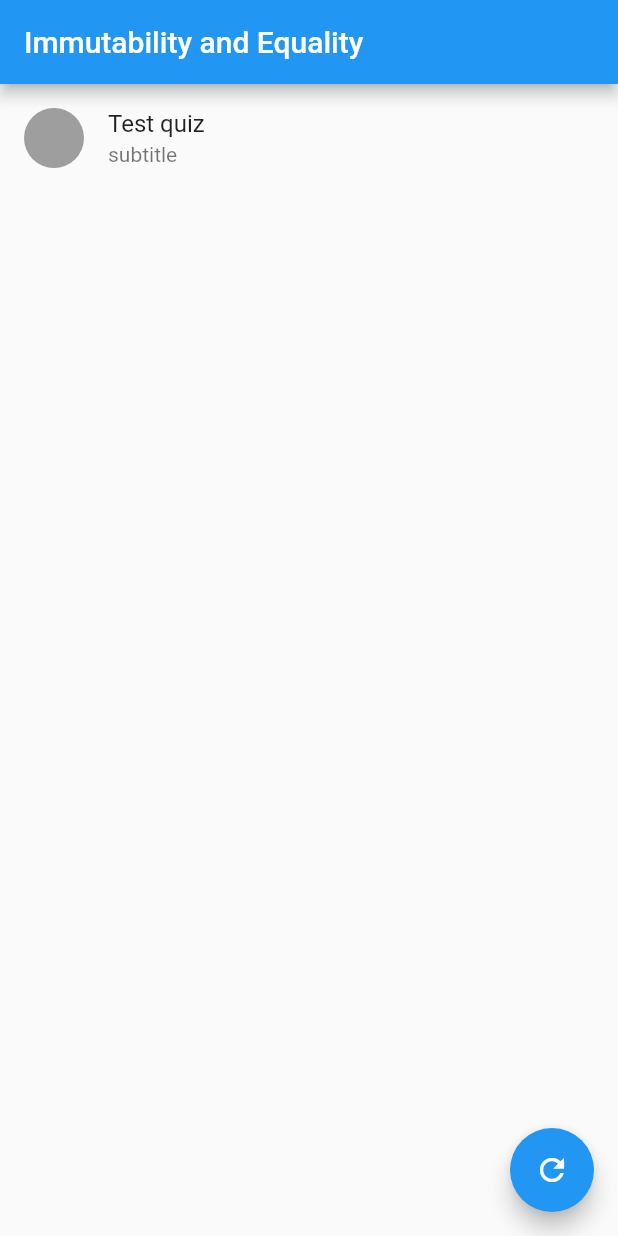
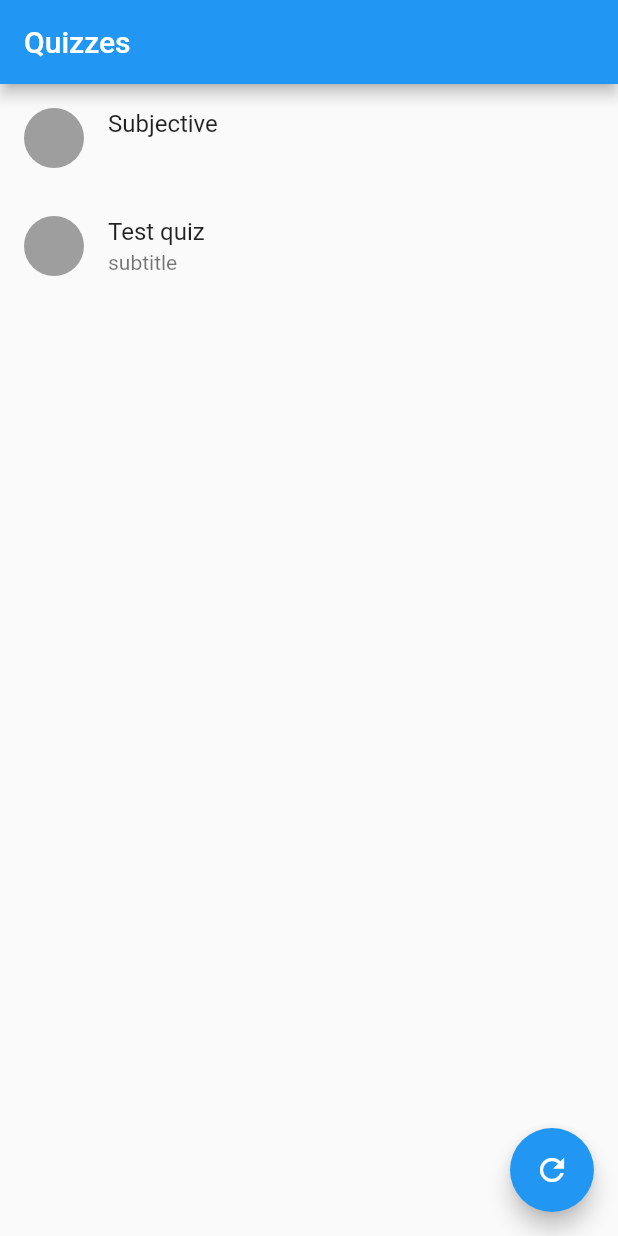
Before and after one commit to subeg7/Freezed-Cubit-DI, a Flutter app: the screen it shows after launch, on a phone screen of 412 x 824 dp. Run offline on Flutter 3.47's test engine with Material 2 defaults, Android fonts, the phone set to English and light mode, and no system bars; our stand-ins replace freezed_annotation; generated files the repository leaves out were written again.

Commit message:
Create Quiz Screen to show list

```diff
--- a/lib/core/models/quiz.dart
+++ b/lib/core/models/quiz.dart
@@ -4,16 +4,14 @@ part 'quiz.freezed.dart';
 
 @freezed
 abstract class Quiz with _$Quiz {
-  const factory Quiz({
-    /// This is the name of the product.
-    ///
-    /// It's required must not be null.
+  const factory Quiz.subjective({
     @required String title,
+    @required String answer,
+  }) = Subjective;
 
-    /// This shows if the helpline is used or not
-    ///
-    /// It is false by default
+  const factory Quiz.objective({
+    @required String title,
     @Default(false) bool isHelplineUsed,
     int totalNoOfQuestions,
-  }) = _Quiz;
+  }) = Objective;
 }
--- a/lib/ui/quiz_screen.dart
+++ b/lib/ui/quiz_screen.dart
@@ -7,10 +7,14 @@ class QuizScreen extends StatefulWidget {
 }
 
 class _QuizScreenState extends State<QuizScreen> {
-  Quiz quiz;
+  List<Quiz> quizzes;
 
   @override
   void initState() {
+    quizzes = [
+      Quiz.subjective(title: "Subjective", answer: ""),
+      Quiz.objective(title: "Objective Quiz", totalNoOfQuestions: 2),
+    ];
     super.initState();
   }
 
@@ -18,13 +22,34 @@ class _QuizScreenState extends State<QuizScreen> {
   Widget build(BuildContext context) {
     return Scaffold(
       appBar: AppBar(
-        title: Text("Immutability and Equality"),
+        title: Text("Quizzes"),
       ),
       floatingActionButton: FloatingActionButton(
         child: Icon(Icons.refresh),
         onPressed: _randomProductData,
       ),
-      body: ListTile(
+      body: ListView.builder(
+        itemCount: quizzes.length,
+        itemBuilder: (BuildContext context, int index) => quizzes[index].map(
+          subjective: (Subjective sQuiz) => _buildSubjectiveQuiz(sQuiz),
+          objective: (Objective oQuiz) => _buildObjectiveQuiz(oQuiz),
+        ),
+      ),
+    );
+  }
+
+  _buildSubjectiveQuiz(Subjective sQuiz) {
+    return ListTile(
+      leading: CircleAvatar(
+        backgroundColor: Colors.grey,
+      ),
+      title: Text(sQuiz.title),
+      subtitle: Text(sQuiz.answer),
+    );
+  }
+
+  _buildObjectiveQuiz(Objective oQyuz) {
+    return ListTile(
       leading: CircleAvatar(
         backgroundColor: Colors.grey,
       ),
@@ -34,7 +59,6 @@ class _QuizScreenState extends State<QuizScreen> {
       subtitle: Text(
         "subtitle",
       ),
-      ),
     );
   }
 
```
Also changed, not shown: lib/core/models/quiz.freezed.dart. Lines whose indentation alone changed are shown as unchanged.
